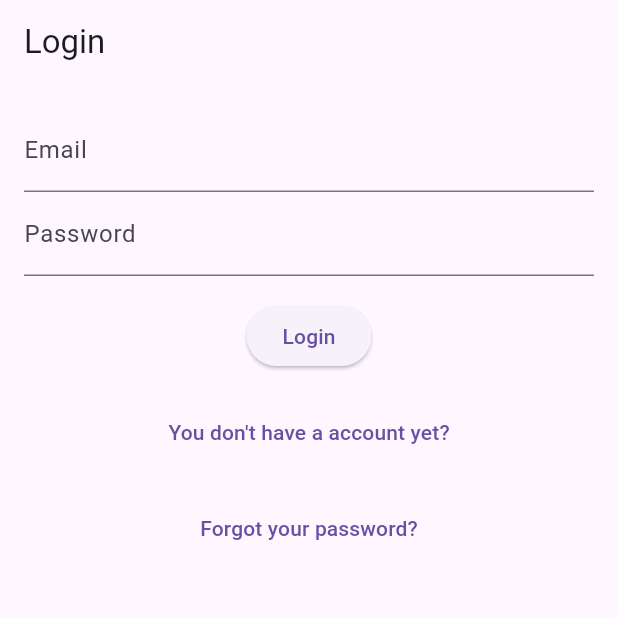
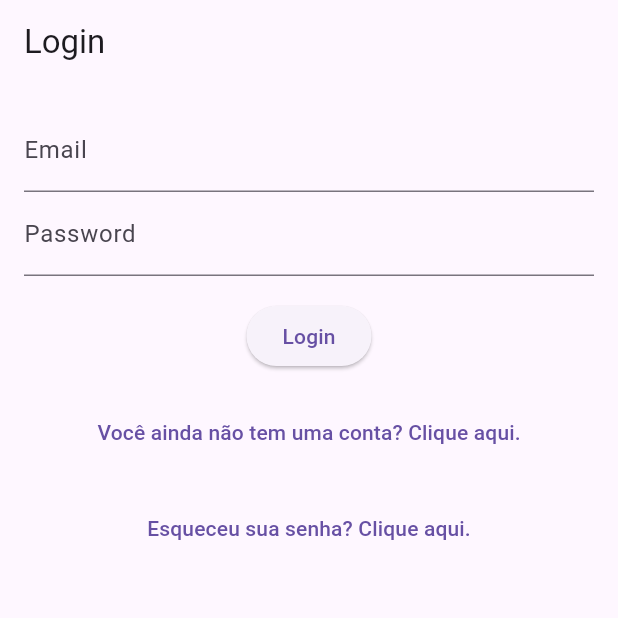
Before and after one commit to Dom-Luiz-III/agenclean_project, a Flutter app: the screen it shows after launch, on a phone screen of 412 x 824 dp, the top half of it. Run offline on Flutter 3.47's test engine with Material 3 defaults, Android fonts, the light colour scheme and no system bars; our stand-ins replace firebase_auth, firebase_core, salomon_bottom_bar; accounts and stored records are empty.

Commit message:
Update login_screen.dart

```diff
--- a/lib/screens/login_screen.dart
+++ b/lib/screens/login_screen.dart
@@ -61,7 +61,7 @@ class LoginPage extends StatelessWidget {
                   MaterialPageRoute(builder: (context) => RegisterPage()),
                 );
               },
-              child: const Text("You don't have a account yet?"),
+              child: const Text("Você ainda não tem uma conta? Clique aqui."),
             ),
             const SizedBox(height: 16.0),
             TextButton(
@@ -71,7 +71,7 @@ class LoginPage extends StatelessWidget {
                   MaterialPageRoute(builder: (context) => ForgetPasswordPage()),
                 );
               },
-              child: const Text('Forgot your password?'),
+              child: const Text('Esqueceu sua senha? Clique aqui.'),
             ),
           ],
         ),
```
